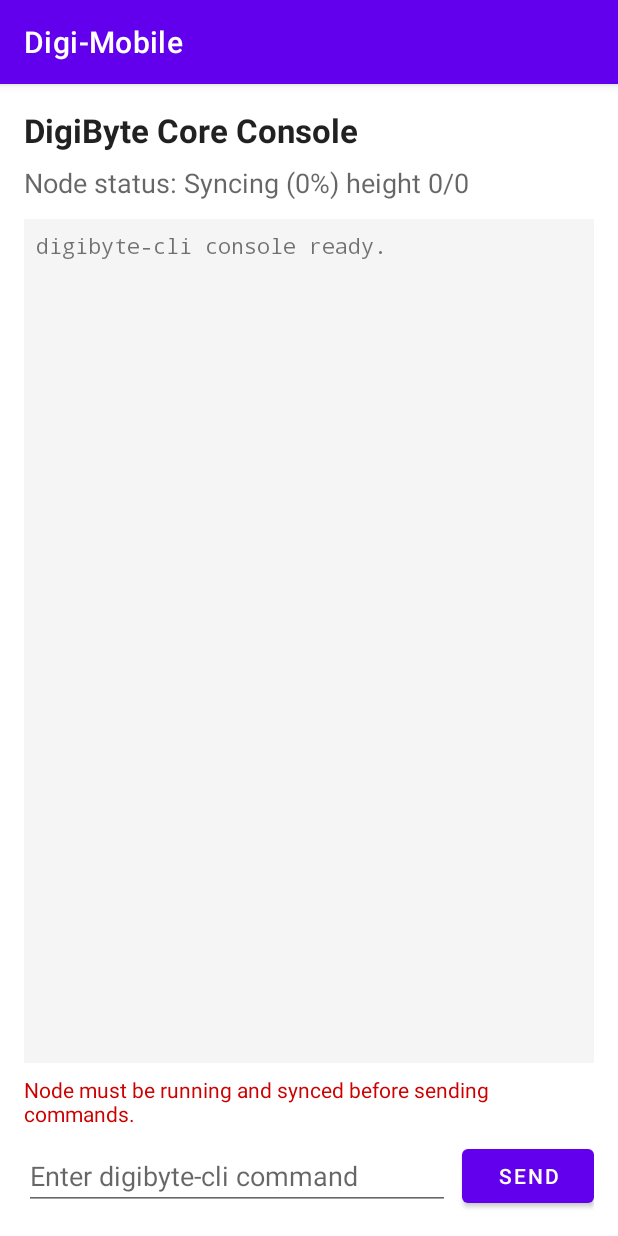
After one commit to JohnnyLawDGB/Digi-Mobile, an Android app: the CoreConsoleActivity screen opened directly, with no data from a screen before it, on a phone screen of 412 x 824 dp. The commit adds this screen. Run offline under Robolectric (Android 15) with nearby library versions, the phone set to English and light mode, and no system bars.

Commit message:
Add core console activity for digibyte CLI commands

```diff
--- a/android/app/src/main/AndroidManifest.xml
+++ b/android/app/src/main/AndroidManifest.xml
@@ -26,6 +26,10 @@
             android:name="com.digimobile.app.NodeSetupActivity"
             android:exported="false" />
 
+        <activity
+            android:name="com.digimobile.app.CoreConsoleActivity"
+            android:exported="false" />
+
         <service
             android:name="com.digimobile.app.NodeService"
             android:exported="false"
--- /dev/null
+++ b/android/app/src/main/java/com/digimobile/app/CoreConsoleActivity.kt
@@ -0,0 +1,168 @@
+package com.digimobile.app
+
+import android.os.Bundle
+import android.view.View
+import android.view.inputmethod.EditorInfo
+import android.widget.TextView
+import androidx.appcompat.app.AppCompatActivity
+import androidx.core.view.isVisible
+import androidx.lifecycle.Lifecycle
+import androidx.lifecycle.lifecycleScope
+import androidx.lifecycle.repeatOnLifecycle
+import com.digimobile.app.databinding.ActivityCoreConsoleBinding
+import com.digimobile.node.NodeManager
+import com.digimobile.node.NodeManagerProvider
+import com.digimobile.node.NodeState
+import com.digimobile.node.toUserMessage
+import java.io.File
+import java.util.ArrayDeque
+import kotlinx.coroutines.Dispatchers
+import kotlinx.coroutines.launch
+import kotlinx.coroutines.withContext
+
+class CoreConsoleActivity : AppCompatActivity() {
+
+    private lateinit var binding: ActivityCoreConsoleBinding
+    private lateinit var nodeManager: NodeManager
+    private lateinit var bootstrapper: NodeBootstrapper
+
+    private val consoleEntries = mutableListOf<String>()
+    private val commandHistory = ArrayDeque<String>()
+    private var lastNodeState: NodeState = NodeState.Idle
+
+    companion object {
+        private const val HISTORY_LIMIT = 20
+    }
+
+    override fun onCreate(savedInstanceState: Bundle?) {
+        super.onCreate(savedInstanceState)
+        binding = ActivityCoreConsoleBinding.inflate(layoutInflater)
+        setContentView(binding.root)
+
+        nodeManager = NodeManagerProvider.get(applicationContext)
+        bootstrapper = NodeBootstrapper(applicationContext)
+
+        binding.textConsole.text = "digibyte-cli console ready."
+
+        binding.buttonSend.setOnClickListener { onSendCommand() }
+        binding.inputCommand.setOnEditorActionListener(TextView.OnEditorActionListener { _, actionId, _ ->
+            if (actionId == EditorInfo.IME_ACTION_SEND) {
+                onSendCommand()
+                return@OnEditorActionListener true
+            }
+            false
+        })
+
+        observeNodeState()
+    }
+
+    private fun observeNodeState() {
+        lifecycleScope.launch {
+            repeatOnLifecycle(Lifecycle.State.STARTED) {
+                nodeManager.nodeState.collect { state ->
+                    lastNodeState = state
+                    binding.textStatus.text = "Node status: ${state.toUserMessage()}"
+                    if (state !is NodeState.Ready) {
+                        showWarning("Node must be running and synced before sending commands.")
+                    } else {
+                        hideWarning()
+                    }
+                }
+            }
+        }
+    }
+
+    private fun onSendCommand() {
+        val commandText = binding.inputCommand.text.toString().trim()
+        if (commandText.isEmpty()) {
+            showWarning("Please enter a command to send.")
+            return
+        }
+        if (lastNodeState !is NodeState.Ready) {
+            showWarning("Node is not ready yet. Wait for full sync before sending commands.")
+            return
+        }
+
+        hideWarning()
+        binding.buttonSend.isEnabled = false
+
+        lifecycleScope.launch {
+            try {
+                val result = withContext(Dispatchers.IO) { runCliCommand(commandText) }
+                appendConsoleEntry(result)
+            } finally {
+                binding.buttonSend.isEnabled = true
+                binding.inputCommand.text?.clear()
+            }
+        }
+    }
+
+    private data class CliResult(val command: String, val stdout: String, val stderr: String, val exitCode: Int)
+
+    private fun runCliCommand(command: String): CliResult {
+        val paths = bootstrapper.ensureBootstrap()
+        val cliBinary = File(filesDir, "bin/digibyte-cli")
+        if (!cliBinary.exists()) {
+            return CliResult(command, "", "digibyte-cli not found at ${cliBinary.absolutePath}", -1)
+        }
+
+        val confArg = "-conf=${paths.configFile.absolutePath}"
+        val datadirArg = "-datadir=${paths.dataDir.absolutePath}"
+        val args = listOf(cliBinary.absolutePath, confArg, datadirArg) + parseCommand(command)
+
+        return runCatching {
+            val process = ProcessBuilder(args).start()
+            val stdout = process.inputStream.bufferedReader().use { it.readText() }
+            val stderr = process.errorStream.bufferedReader().use { it.readText() }
+            val exitCode = process.waitFor()
+            CliResult(command, stdout.trim(), stderr.trim(), exitCode)
+        }.getOrElse { error ->
+            CliResult(command, "", "Failed to run command: ${error.message}", -1)
+        }
+    }
+
+    private fun parseCommand(raw: String): List<String> {
+        if (raw.isBlank()) return emptyList()
+        val regex = Regex("""[^\s\"']+|\"[^\"]*\"|'[^']*'""")
+        return regex.findAll(raw).map { matchResult ->
+            matchResult.value.trim().trim { ch -> ch == '"' || ch == '\'' }
+        }.toList()
+    }
+
+    private fun appendConsoleEntry(result: CliResult) {
+        if (commandHistory.size >= HISTORY_LIMIT) {
+            commandHistory.removeFirst()
+        }
+        commandHistory.addLast(result.command)
+
+        val entryBuilder = StringBuilder()
+        entryBuilder.appendLine(">$ ${result.command}")
+        if (result.stdout.isNotEmpty()) {
+            entryBuilder.appendLine(result.stdout)
+        }
+        if (result.stderr.isNotEmpty()) {
+            entryBuilder.appendLine("[stderr] ${result.stderr}")
+        }
+        entryBuilder.append("(exit ${result.exitCode})")
+
+        consoleEntries.add(entryBuilder.toString())
+        binding.textConsole.text = consoleEntries.joinToString(separator = "\n\n")
+        scrollToBottom()
+    }
+
+    private fun scrollToBottom() {
+        binding.scrollConsole.post {
+            binding.scrollConsole.fullScroll(View.FOCUS_DOWN)
+        }
+    }
+
+    private fun showWarning(message: String) {
+        binding.textWarning.isVisible = true
+        binding.textWarning.text = message
+    }
+
+    private fun hideWarning() {
+        binding.textWarning.isVisible = false
+        binding.textWarning.text = ""
+    }
+}
--- a/android/app/src/main/java/com/digimobile/app/NodeSetupActivity.kt
+++ b/android/app/src/main/java/com/digimobile/app/NodeSetupActivity.kt
@@ -1,5 +1,6 @@
 package com.digimobile.app
 
+import android.content.Intent
 import android.os.Bundle
 import android.text.method.ScrollingMovementMethod
 import android.widget.Toast
@@ -201,7 +202,8 @@ class NodeSetupActivity : AppCompatActivity() {
                 binding.buttonAction.text = "Open core console"
                 binding.buttonAction.isEnabled = true
                 binding.buttonAction.setOnClickListener {
-                    Toast.makeText(this, "Core console coming soon", Toast.LENGTH_SHORT).show()
+                    val intent = Intent(this, CoreConsoleActivity::class.java)
+                    startActivity(intent)
                 }
             }
             else -> {
--- /dev/null
+++ b/android/app/src/main/res/layout/activity_core_console.xml
@@ -0,0 +1,76 @@
+<?xml version="1.0" encoding="utf-8"?>
+<LinearLayout xmlns:android="http://schemas.android.com/apk/res/android"
+    android:layout_width="match_parent"
+    android:layout_height="match_parent"
+    android:orientation="vertical"
+    android:padding="16dp">
+
+    <TextView
+        android:id="@+id/textTitle"
+        android:layout_width="match_parent"
+        android:layout_height="wrap_content"
+        android:text="DigiByte Core Console"
+        android:textAppearance="@style/TextAppearance.AppCompat.Large"
+        android:textStyle="bold" />
+
+    <TextView
+        android:id="@+id/textStatus"
+        android:layout_width="match_parent"
+        android:layout_height="wrap_content"
+        android:layout_marginTop="8dp"
+        android:text="Node status: Unknown"
+        android:textAppearance="@style/TextAppearance.AppCompat.Medium" />
+
+    <ScrollView
+        android:id="@+id/scrollConsole"
+        android:layout_width="match_parent"
+        android:layout_height="0dp"
+        android:layout_marginTop="12dp"
+        android:layout_weight="1"
+        android:fillViewport="true">
+
+        <TextView
+            android:id="@+id/textConsole"
+            android:layout_width="match_parent"
+            android:layout_height="wrap_content"
+            android:fontFamily="monospace"
+            android:lineSpacingExtra="2dp"
+            android:padding="8dp"
+            android:background="#F5F5F5"
+            android:textIsSelectable="true"
+            android:textSize="14sp" />
+    </ScrollView>
+
+    <TextView
+        android:id="@+id/textWarning"
+        android:layout_width="match_parent"
+        android:layout_height="wrap_content"
+        android:layout_marginTop="8dp"
+        android:textColor="@android:color/holo_red_dark"
+        android:visibility="gone" />
+
+    <LinearLayout
+        android:layout_width="match_parent"
+        android:layout_height="wrap_content"
+        android:layout_marginTop="8dp"
+        android:gravity="center_vertical"
+        android:orientation="horizontal">
+
+        <EditText
+            android:id="@+id/inputCommand"
+            android:layout_width="0dp"
+            android:layout_height="wrap_content"
+            android:layout_weight="1"
+            android:hint="Enter digibyte-cli command"
+            android:imeOptions="actionSend"
+            android:inputType="text" />
+
+        <Button
+            android:id="@+id/buttonSend"
+            android:layout_width="wrap_content"
+            android:layout_height="wrap_content"
+            android:layout_marginStart="8dp"
+            android:text="Send" />
+    </LinearLayout>
+
+</LinearLayout>
```
Also changed, not shown: android/app/src/main/java/com/digimobile/app/MainActivity.kt (+23 -1 lines), android/app/src/main/res/layout/activity_main.xml (+8 -0 lines).
